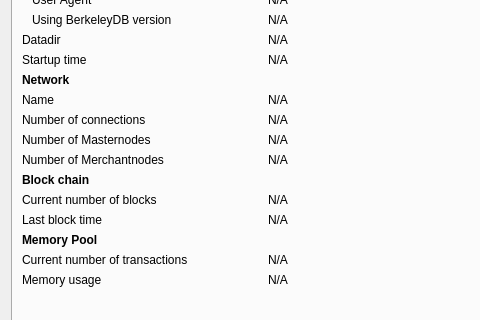
Before: the Qt Designer form src/qt/forms/debugwindow.ui in galactrum/galactrum, drawn with Qt 5; both pictures show x 0 to 480 and y 113 to 433 of the 769 by 539 pixel window.
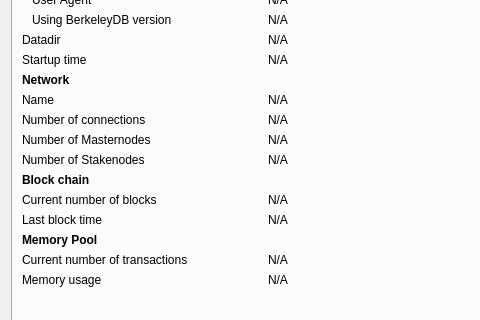
After: the same form once the commit is applied. Icons and pictures are not drawn. Custom widgets are drawn as their Qt base class.

Patch:
```diff
--- a/src/qt/forms/debugwindow.ui
+++ b/src/qt/forms/debugwindow.ui
@@ -288,7 +288,7 @@
        <item row="11" column="0">
         <widget class="QLabel" name="merchantnodeCountLabel">
          <property name="text">
-          <string>Number of Merchantnodes</string>
+          <string>Number of Stakenodes</string>
          </property>
         </widget>
        </item>
```
Left out of the diff: 4 changed lines with no effect on the pictures.
